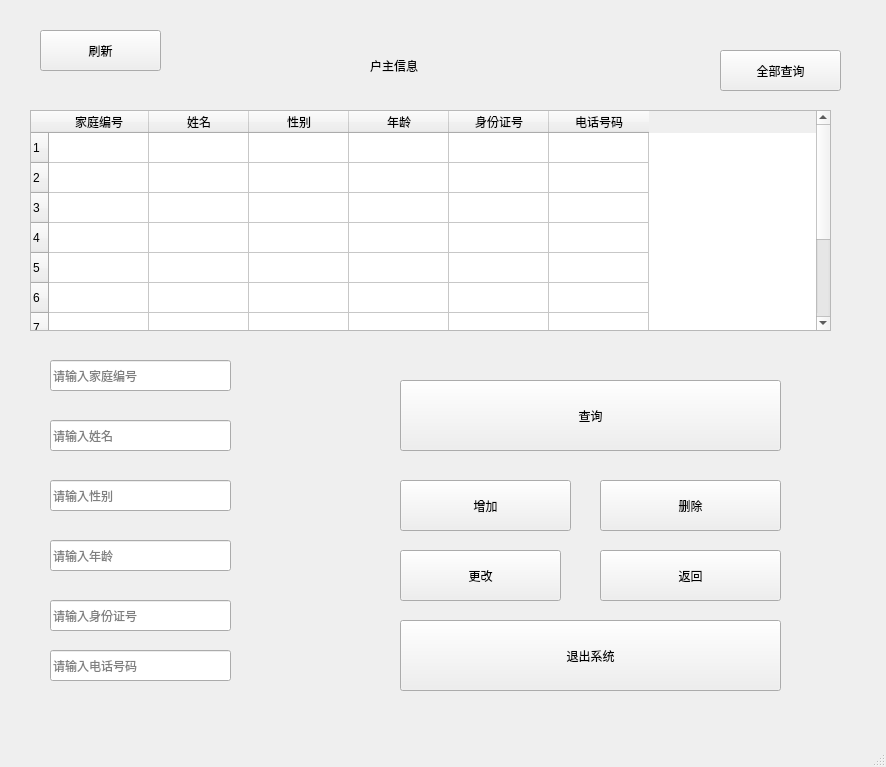
Before: the Qt Designer form code/root_house_owner.ui in wan-qiang/Database_classdesigner, drawn with Qt 5.
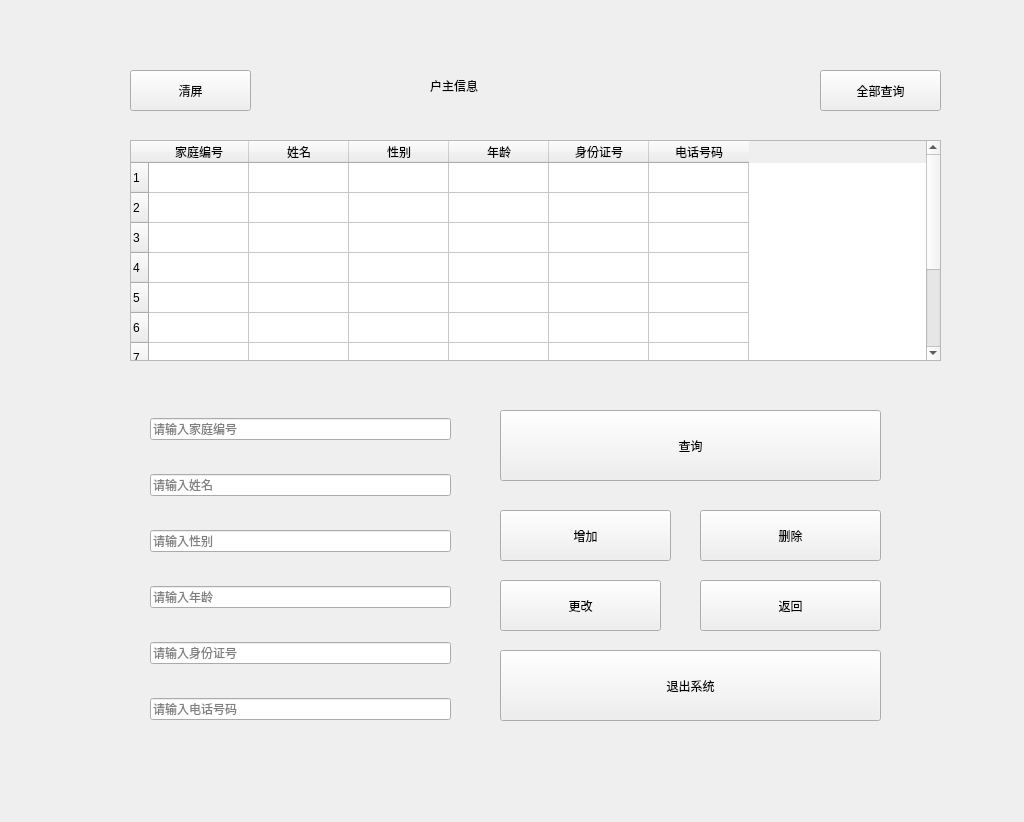
After: the same form once the commit is applied. Icons and pictures are not drawn.

```diff
--- a/code/root_house_owner.ui
+++ b/code/root_house_owner.ui
@@ -6,32 +6,35 @@
    <rect>
     <x>0</x>
     <y>0</y>
-    <width>886</width>
-    <height>767</height>
+    <width>1024</width>
+    <height>822</height>
    </rect>
   </property>
   <property name="minimumSize">
    <size>
-    <width>886</width>
-    <height>767</height>
+    <width>1024</width>
+    <height>822</height>
    </size>
   </property>
   <property name="maximumSize">
    <size>
-    <width>886</width>
-    <height>767</height>
+    <width>1024</width>
+    <height>822</height>
    </size>
   </property>
   <property name="windowTitle">
    <string>root_户主信息</string>
   </property>
+  <property name="styleSheet">
+   <string notr="true">#centralwidget{border-image: url(:/background/background1.jpg);}</string>
+  </property>
   <widget class="QWidget" name="centralwidget">
    <widget class="QTableWidget" name="tableWidget_2">
     <property name="geometry">
      <rect>
-      <x>30</x>
-      <y>110</y>
-      <width>801</width>
+      <x>130</x>
+      <y>140</y>
+      <width>811</width>
       <height>221</height>
      </rect>
     </property>
@@ -119,9 +122,9 @@
    <widget class="QLabel" name="label">
     <property name="geometry">
      <rect>
-      <x>370</x>
-      <y>40</y>
-      <width>211</width>
+      <x>430</x>
+      <y>60</y>
+      <width>191</width>
       <height>51</height>
      </rect>
     </property>
@@ -135,86 +138,24 @@
    <widget class="QPushButton" name="pushButton">
     <property name="geometry">
      <rect>
-      <x>720</x>
-      <y>50</y>
+      <x>820</x>
+      <y>70</y>
       <width>121</width>
       <height>41</height>
      </rect>
     </property>
+    <property name="styleSheet">
+     <string notr="true">font: 16pt &quot;Arial&quot;;</string>
+    </property>
     <property name="text">
      <string>全部查询</string>
     </property>
    </widget>
-   <widget class="QLineEdit" name="lineEdit">
-    <property name="geometry">
-     <rect>
-      <x>50</x>
-      <y>360</y>
-      <width>181</width>
-      <height>31</height>
-     </rect>
-    </property>
-    <property name="placeholderText">
-     <string>请输入家庭编号</string>
-    </property>
-   </widget>
-   <widget class="QLineEdit" name="lineEdit_2">
-    <property name="geometry">
-     <rect>
-      <x>50</x>
-      <y>420</y>
-      <width>181</width>
-      <height>31</height>
-     </rect>
-    </property>
-    <property name="placeholderText">
-     <string>请输入姓名</string>
-    </property>
-   </widget>
-   <widget class="QLineEdit" name="lineEdit_3">
-    <property name="geometry">
-     <rect>
-      <x>50</x>
-      <y>480</y>
-      <width>181</width>
-      <height>31</height>
-     </rect>
-    </property>
-    <property name="placeholderText">
-     <string>请输入性别</string>
-    </property>
-   </widget>
-   <widget class="QLineEdit" name="lineEdit_5">
-    <property name="geometry">
-     <rect>
-      <x>50</x>
-      <y>600</y>
-      <width>181</width>
-      <height>31</height>
-     </rect>
-    </property>
-    <property name="placeholderText">
-     <string>请输入身份证号</string>
-    </property>
-   </widget>
-   <widget class="QLineEdit" name="lineEdit_6">
-    <property name="geometry">
-     <rect>
-      <x>50</x>
-      <y>650</y>
-      <width>181</width>
-      <height>31</height>
-     </rect>
-    </property>
-    <property name="placeholderText">
-     <string>请输入电话号码</string>
-    </property>
-   </widget>
    <widget class="QPushButton" name="pushButton_4">
     <property name="geometry">
      <rect>
-      <x>400</x>
-      <y>480</y>
+      <x>500</x>
+      <y>510</y>
       <width>171</width>
       <height>51</height>
      </rect>
@@ -229,8 +170,8 @@
    <widget class="QPushButton" name="pushButton_5">
     <property name="geometry">
      <rect>
-      <x>600</x>
-      <y>480</y>
+      <x>700</x>
+      <y>510</y>
       <width>181</width>
       <height>51</height>
      </rect>
@@ -245,8 +186,8 @@
    <widget class="QPushButton" name="pushButton_6">
     <property name="geometry">
      <rect>
-      <x>400</x>
-      <y>550</y>
+      <x>500</x>
+      <y>580</y>
       <width>161</width>
       <height>51</height>
      </rect>
@@ -261,8 +202,8 @@
    <widget class="QPushButton" name="pushButton_7">
     <property name="geometry">
      <rect>
-      <x>600</x>
-      <y>550</y>
+      <x>700</x>
+      <y>580</y>
       <width>181</width>
       <height>51</height>
      </rect>
@@ -277,8 +218,8 @@
    <widget class="QPushButton" name="pushButton_14">
     <property name="geometry">
      <rect>
-      <x>400</x>
-      <y>620</y>
+      <x>500</x>
+      <y>650</y>
       <width>381</width>
       <height>71</height>
      </rect>
@@ -293,8 +234,8 @@
    <widget class="QPushButton" name="pushButton_3">
     <property name="geometry">
      <rect>
-      <x>400</x>
-      <y>380</y>
+      <x>500</x>
+      <y>410</y>
       <width>381</width>
       <height>71</height>
      </rect>
@@ -309,41 +250,74 @@
    <widget class="QPushButton" name="pushButton_2">
     <property name="geometry">
      <rect>
-      <x>40</x>
-      <y>30</y>
+      <x>130</x>
+      <y>70</y>
       <width>121</width>
       <height>41</height>
      </rect>
     </property>
+    <property name="styleSheet">
+     <string notr="true">font: 16pt &quot;Arial&quot;;</string>
+    </property>
     <property name="text">
-     <string>刷新</string>
+     <string>清屏</string>
     </property>
    </widget>
-   <widget class="QLineEdit" name="lineEdit_4">
+   <widget class="QWidget" name="">
     <property name="geometry">
      <rect>
-      <x>50</x>
-      <y>540</y>
-      <width>181</width>
-      <height>31</height>
+      <x>150</x>
+      <y>390</y>
+      <width>301</width>
+      <height>361</height>
      </rect>
     </property>
-    <property name="placeholderText">
-     <string>请输入年龄</string>
-    </property>
+    <layout class="QVBoxLayout" name="verticalLayout">
+     <item>
+      <widget class="QLineEdit" name="lineEdit">
+       <property name="placeholderText">
+        <string>请输入家庭编号</string>
+       </property>
+      </widget>
+     </item>
+     <item>
+      <widget class="QLineEdit" name="lineEdit_2">
+       <property name="placeholderText">
+        <string>请输入姓名</string>
+       </property>
+      </widget>
+     </item>
+     <item>
+      <widget class="QLineEdit" name="lineEdit_3">
+       <property name="placeholderText">
+        <string>请输入性别</string>
+       </property>
+      </widget>
+     </item>
+     <item>
+      <widget class="QLineEdit" name="lineEdit_4">
+       <property name="placeholderText">
+        <string>请输入年龄</string>
+       </property>
+      </widget>
+     </item>
+     <item>
+      <widget class="QLineEdit" name="lineEdit_5">
+       <property name="placeholderText">
+        <string>请输入身份证号</string>
+       </property>
+      </widget>
+     </item>
+     <item>
+      <widget class="QLineEdit" name="lineEdit_6">
+       <property name="placeholderText">
+        <string>请输入电话号码</string>
+       </property>
+      </widget>
+     </item>
+    </layout>
    </widget>
   </widget>
-  <widget class="QMenuBar" name="menubar">
-   <property name="geometry">
-    <rect>
-     <x>0</x>
-     <y>0</y>
-     <width>886</width>
-     <height>26</height>
-    </rect>
-   </property>
-  </widget>
-  <widget class="QStatusBar" name="statusbar"/>
  </widget>
  <resources/>
  <connections/>
```
Left out of the diff: 7 changed lines with no effect on the pictures.
